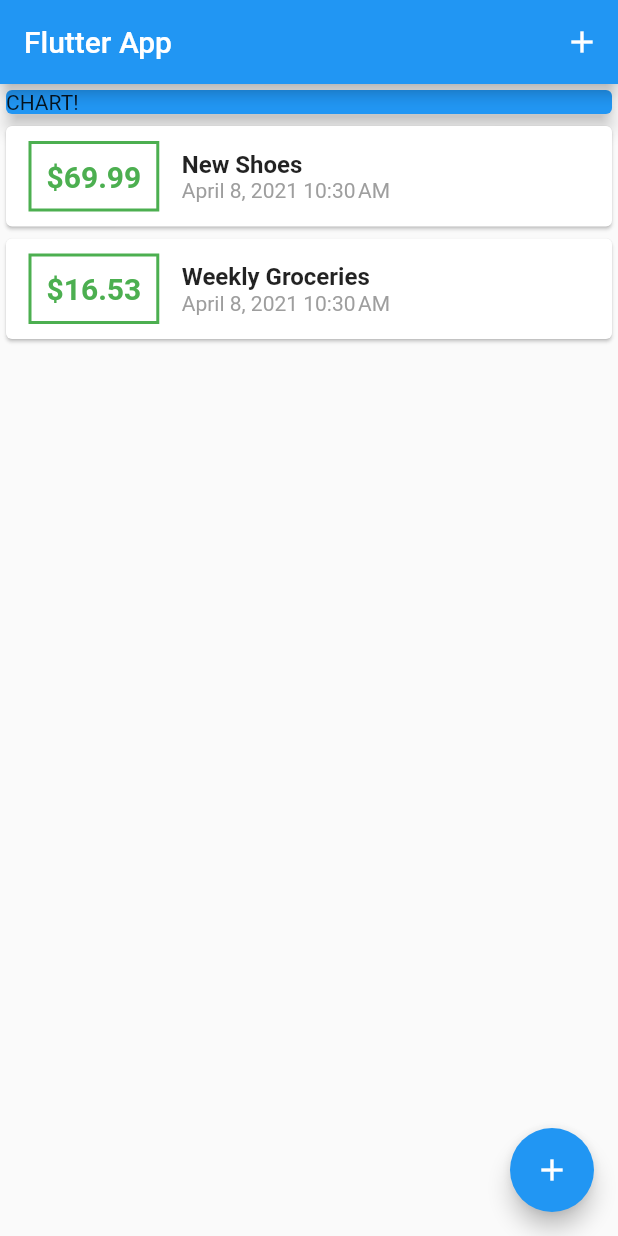
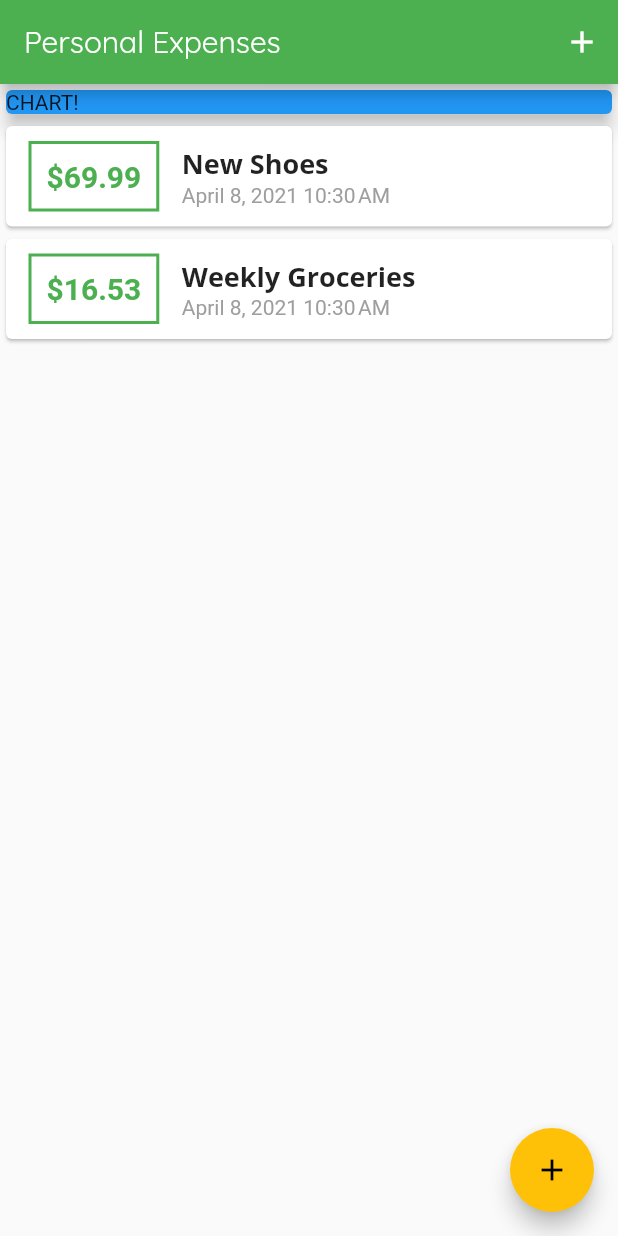
Before and after one commit to GOSSII/Personal_Expense_App_Flutter, a Flutter app: the screen it shows after launch, on a phone screen of 412 x 824 dp. Run offline on Flutter 3.47's test engine with Material 2 defaults, Android fonts, the phone set to English and light mode, and no system bars.

Commit message:
Add Font and theme

```diff
--- a/lib/main.dart
+++ b/lib/main.dart
@@ -9,7 +9,21 @@ class MyApp extends StatelessWidget {
   @override
   Widget build(BuildContext context) {
     return MaterialApp(
-      title: 'Flutter App',
+       debugShowCheckedModeBanner: false,
+      title: 'Personal Expenses',
+      theme: ThemeData(
+        primarySwatch: Colors.green,
+        accentColor: Colors.amber,
+        // appBarTheme: AppBarTheme(color: Colors.purple)
+        fontFamily: 'QuickSand',
+        textTheme: ThemeData.light().textTheme.copyWith(
+          title: TextStyle(
+            fontFamily: 'OpenSans',
+            fontWeight: FontWeight.bold,
+            fontSize: 18
+          )
+        )
+      ),
       home: MyHomePage(),
     );
   }
@@ -66,7 +80,7 @@ class _MyHomePageState extends State<MyHomePage> {
   Widget build(BuildContext context) {
     return Scaffold(
       appBar: AppBar(
-        title: Text('Flutter App'),
+        title: Text('Personal Expenses'),
         actions: [
           IconButton(
             icon: Icon(Icons.add),
--- a/lib/widgets/transaction_list.dart
+++ b/lib/widgets/transaction_list.dart
@@ -22,7 +22,7 @@ class TransactionList extends StatelessWidget {
                   ),
                   decoration: BoxDecoration(
                     border: Border.all(
-                      color: Colors.green,
+                     color: Theme.of(context).primaryColor,
                       width: 2,
                     ),
                   ),
@@ -32,7 +32,7 @@ class TransactionList extends StatelessWidget {
                     style: TextStyle(
                       fontWeight: FontWeight.bold,
                       fontSize: 20,
-                      color: Colors.green,
+                      color: Theme.of(context).primaryColor,
                     ),
                   ),
                 ),
@@ -41,10 +41,7 @@ class TransactionList extends StatelessWidget {
                   children: <Widget>[
                     Text(
                       transactions[index].title,
-                      style: TextStyle(
-                        fontSize: 16,
-                        fontWeight: FontWeight.bold,
-                      ),
+                      style: Theme.of(context).textTheme.title,
                     ),
                     Text(
                       DateFormat.yMMMMd()
```
Also changed, not shown: lib/widgets/new_transaction.dart (+12 -4 lines), pubspec.yaml (+11 -11 lines), assets/fonts/OpenSans-Bold.ttf (added), assets/fonts/OpenSans-Regular.ttf (added), assets/fonts/Quicksand-Bold.ttf (added), assets/fonts/Quicksand-Light.ttf (added), assets/fonts/Quicksand-Medium.ttf (added), assets/fonts/Quicksand-Regular.ttf (added).
